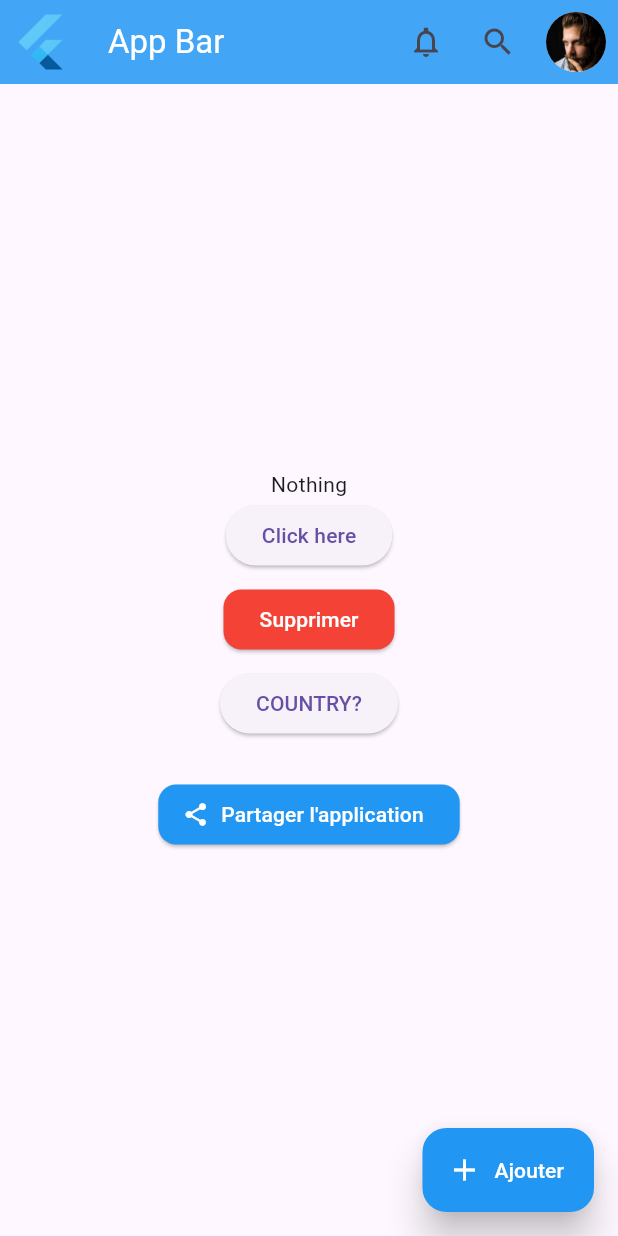
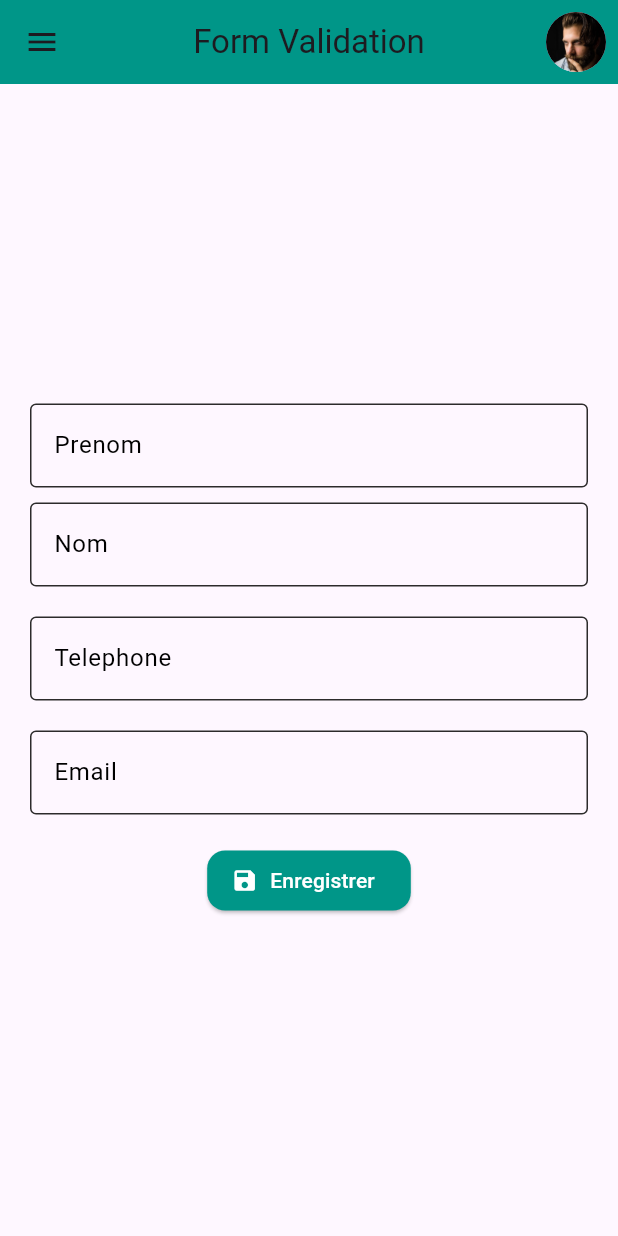
Before and after one commit to cisse410/basics_of_widgets, a Flutter app: the screen it shows after launch, on a phone screen of 412 x 824 dp. Run offline on Flutter 3.47's test engine with Material 3 defaults, Android fonts, the phone set to English and light mode, and no system bars; our stand-ins replace cached_network_image.

Commit message:
Text field

```diff
--- a/lib/appbar/appbar.dart
+++ b/lib/appbar/appbar.dart
@@ -79,7 +79,7 @@ class _AppBarItemState extends State<AppBarItem> {
           'App Bar',
           style: TextStyle(color: Colors.white),
         ),
-        backgroundColor: Colors.blue.shade400,
+        backgroundColor: Colors.teal.shade400,
         leading: const Padding(
           padding: EdgeInsets.all(8.0),
           child: Image(
@@ -184,32 +184,30 @@ class _AppBarItemState extends State<AppBarItem> {
                         children: [
                           TextButton.icon(
                             onPressed: () {},
-                            icon: const Icon(Icons.email, color: Colors.white,),
+                            icon: const Icon(
+                              Icons.email,
+                              color: Colors.white,
+                            ),
                             label: const Text(
                               'Partager avec email',
-                              style: TextStyle(
-                                color:  Colors.white
-                              ),
+                              style: TextStyle(color: Colors.white),
                             ),
                           ),
                           TextButton.icon(
-                            onPressed: (){},
-                            icon: const Icon(Icons.bluetooth, color: Colors.white),
+                            onPressed: () {},
+                            icon: const Icon(Icons.bluetooth,
+                                color: Colors.white),
                             label: const Text(
                               'Partager avec bluetooth',
-                              style: TextStyle(
-                                color: Colors.white
-                              ),
+                              style: TextStyle(color: Colors.white),
                             ),
                           ),
                           TextButton.icon(
-                            onPressed: (){},
+                            onPressed: () {},
                             icon: const Icon(Icons.wifi, color: Colors.white),
                             label: const Text(
                               'Partage a proximite',
-                              style: TextStyle(
-                                color: Colors.white
-                              ),
+                              style: TextStyle(color: Colors.white),
                             ),
                           ),
                         ],
--- /dev/null
+++ b/lib/form/form.dart
@@ -0,0 +1,116 @@
+import 'package:flutter/material.dart';
+import 'package:johan/form/textfield.dart';
+
+class FormValidation extends StatefulWidget {
+  const FormValidation({super.key});
+
+  @override
+  State<FormValidation> createState() => _FormValidationState();
+}
+
+class _FormValidationState extends State<FormValidation> {
+  TextEditingController prenomController = TextEditingController();
+  TextEditingController nomController = TextEditingController();
+  TextEditingController phoneNumberController = TextEditingController();
+  TextEditingController emailAddressController = TextEditingController();
+  GlobalKey formKey = GlobalKey<FormState>();
+
+  Future showConfirmMessage() {
+    return showDialog(
+        context: context,
+        builder: (context) {
+          return AlertDialog(
+            icon: const Icon(
+              Icons.warning_amber,
+              size: 50,
+              color: Colors.amber,
+            ),
+            title: const Text(
+              'Confirmation',
+            ),
+            content: const Text('Etes vous sur de bien saisi les informations? '),
+            actions: [
+              TextButton(onPressed: (){}, child: const Text('Non', style: TextStyle(color: Colors.red),)),
+              TextButton(onPressed: (){}, child: const Text('Oui', style: TextStyle(color: Colors.green),)),
+            ],
+          );
+        });
+  }
+
+  @override
+  Widget build(BuildContext context) {
+    return Scaffold(
+      appBar: AppBar(
+        title: const Text('Form Validation'),
+        centerTitle: true,
+        backgroundColor: Colors.teal,
+        actions: [
+          IconButton(
+            onPressed: () {},
+            icon: const CircleAvatar(
+              backgroundImage: AssetImage('assets/images/profile.jpg'),
+              radius: 20,
+            ),
+          ),
+        ],
+      ),
+      drawer: const Drawer(),
+      body: Center(
+        child: Padding(
+          padding: const EdgeInsets.all(20.0),
+          child: SingleChildScrollView(
+            child: Column(
+              mainAxisAlignment: MainAxisAlignment.center,
+              children: [
+                FormTextField(
+                  controller: prenomController,
+                  hint: 'Prenom',
+                  keyboardType: TextInputType.text,
+                ),
+                const SizedBox(
+                  height: 10,
+                ),
+                FormTextField(
+                  controller: nomController,
+                  hint: 'Nom',
+                  keyboardType: TextInputType.text,
+                ),
+                const SizedBox(
+                  height: 20,
+                ),
+                FormTextField(
+                  controller: phoneNumberController,
+                  hint: 'Telephone',
+                  keyboardType: TextInputType.phone,
+                ),
+                const SizedBox(
+                  height: 20,
+                ),
+                FormTextField(
+                  controller: emailAddressController,
+                  hint: 'Email',
+                  keyboardType: TextInputType.emailAddress,
+                ),
+                const SizedBox(
+                  height: 20,
+                ),
+                ElevatedButton.icon(
+                  onPressed: showConfirmMessage,
+                  style: ElevatedButton.styleFrom(
+                    backgroundColor: Colors.teal,
+                    foregroundColor: Colors.white,
+                    shape: RoundedRectangleBorder(
+                      borderRadius: BorderRadius.circular(12),
+                    ),
+                  ),
+                  icon: const Icon(Icons.save),
+                  label: const Text('Enregistrer')
+                ),
+              ],
+            ),
+          ),
+        ),
+      ),
+    );
+  }
+}
--- /dev/null
+++ b/lib/form/textfield.dart
@@ -0,0 +1,36 @@
+import 'package:flutter/material.dart';
+
+class FormTextField extends StatelessWidget {
+  const FormTextField({
+    super.key,
+    required this.controller,
+    required this.hint,
+    required this.keyboardType,
+  });
+
+  final TextEditingController controller;
+  final String hint;
+  final TextInputType keyboardType;
+
+  @override
+  Widget build(BuildContext context) {
+    return TextField(
+      controller: controller,
+      keyboardType: keyboardType,
+      cursorColor: Colors.teal,
+      decoration: InputDecoration(
+        border: const OutlineInputBorder(),
+        labelText: hint,
+        labelStyle: const TextStyle(
+          color: Colors.black,
+        ),
+        focusedBorder: const OutlineInputBorder(
+          borderSide: BorderSide(color: Colors.teal),
+        ),
+        enabledBorder: const OutlineInputBorder(
+          borderSide: BorderSide(color: Color.fromARGB(255, 44, 43, 43))
+        )
+      ),
+    );
+  }
+}
--- a/lib/main.dart
+++ b/lib/main.dart
@@ -1,5 +1,5 @@
 import 'package:flutter/material.dart';
-import 'package:johan/appbar/appbar.dart';
+import 'package:johan/form/form.dart';
 
 void main() => runApp(const App());
 
@@ -10,7 +10,7 @@ class App extends StatelessWidget {
   Widget build(BuildContext context) {
     return const MaterialApp(
       debugShowCheckedModeBanner: false,
-      home: AppBarItem(),
+      home: FormValidation(),
     );
   }
 }
```
